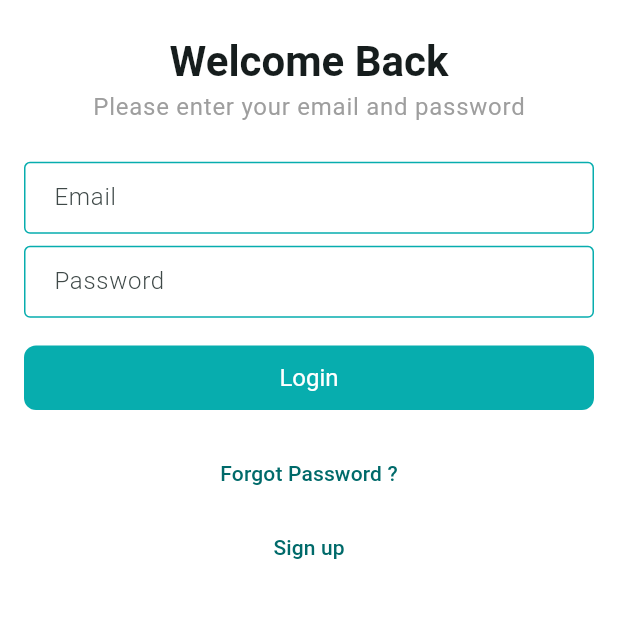
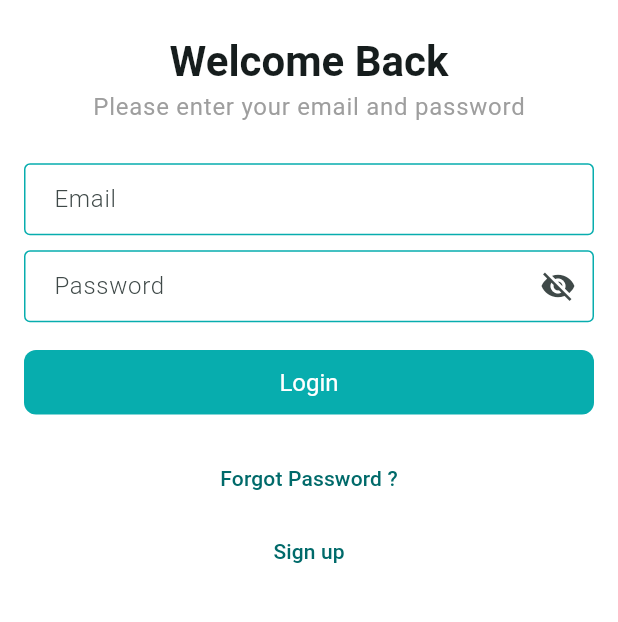
Before and after one commit to hemusyl/ost_ecommerce, a Flutter app: the screen it shows after launch, after a tap on "Back to Login", on a phone screen of 412 x 824 dp, the part 254-876 px from its top. Run offline on Flutter 3.47's test engine with Material 3 defaults, Android fonts, the phone set to English and light mode, and no system bars; our stand-ins replace carousel_slider, email_validator, firebase_analytics, firebase_core, firebase_crashlytics, flutter_svg and 5 more; accounts and stored records are empty; network calls fail.

Commit message:
Added - eye icon button obscureText For password option

```diff
--- a/lib/features/auth/presentation/screens/sign_in_screen.dart
+++ b/lib/features/auth/presentation/screens/sign_in_screen.dart
@@ -1,6 +1,6 @@
+import 'package:email_validator/email_validator.dart';
 import 'package:flutter/material.dart';
 import 'package:get/get.dart';
-import 'package:get/get_core/src/get_main.dart';
 import 'package:ost_ecommerce/app/controllers/login_controller.dart';
 import 'package:ost_ecommerce/app/extensions/localization_extension.dart';
 import 'package:ost_ecommerce/features/auth/data/models/login_request_model.dart';
@@ -28,15 +28,22 @@ class _SignInScreenState extends State<SignInScreen> {
 
   final LoginController _loginController = Get.find<LoginController>();
 
+  final GlobalKey<FormState> _formKey = GlobalKey<FormState>();
+
+  bool _obscureText = true;
   @override
   Widget build(BuildContext context) {
     final textTheme = Theme.of(context).textTheme;
+    bool obscureText = true;
 
     return Scaffold(
       body: SafeArea(
         child: SingleChildScrollView(
           child: Padding(
             padding: const EdgeInsets.all(16),
+            child: Form(
+              key: _formKey,
+              autovalidateMode: AutovalidateMode.onUserInteraction,
               child: Column(
                 children: [
                   const SizedBox(height: 48),
@@ -50,16 +57,42 @@ class _SignInScreenState extends State<SignInScreen> {
                     context.localization.loginHeadline,
                     style: textTheme.bodyLarge?.copyWith(color: Colors.grey),
                   ),
-                const SizedBox(height: 24),
+                  const SizedBox(height: 25),
                   TextFormField(
                     controller: _emailTEController,
                     textInputAction: TextInputAction.next,
                     decoration: InputDecoration(hintText: 'Email'),
+                    validator:(String? value){
+                      String email = value ?? '';
+                      if(EmailValidator.validate(email) == false){
+                        return 'Enter a valid email';
+                      }
+                      return null;
+                    } ,
+
                   ),
-                const SizedBox(height: 8),
+                  const SizedBox(height: 10),
                   TextFormField(
                     controller: _passwordTEController,
-                  decoration: InputDecoration(hintText: 'Password'),
+                    obscureText: _obscureText,
+                    decoration: InputDecoration(hintText: 'Password',
+                      suffixIcon: IconButton(
+                        icon: Icon(
+                          obscureText ? Icons.visibility_off : Icons.visibility,
+                        ), onPressed: () {
+                          setState(() {
+                            _obscureText = !_obscureText;
+                          });
+                      },
+
+                    ),
+                  ),
+                    validator:(String? value){
+                      if((value?.length ?? 0) <= 4){
+                        return 'Enter a valid Password';
+                      }
+                      return null;
+                    } ,
                   ),
                   const SizedBox(height: 16),
                   GetBuilder<LoginController>(
@@ -91,13 +124,14 @@ class _SignInScreenState extends State<SignInScreen> {
             ),
           ),
         ),
+      ),
     );
   }
 
   void _onTapLoginButton() {
-    // TODO : Validate Form
-
+    if(_formKey.currentState!.validate()){
       _signIn();
+    }
   }
 
   Future<void> _signIn() async {
--- a/lib/features/auth/presentation/screens/sign_up_screen.dart
+++ b/lib/features/auth/presentation/screens/sign_up_screen.dart
@@ -27,6 +27,8 @@ class _SignUpScreenState extends State<SignUpScreen> {
   final TextEditingController _mobileTEController = TextEditingController();
   final TextEditingController _addressTEController = TextEditingController();
   final TextEditingController _passwordTEController = TextEditingController();
+
+  final GlobalKey<FormState> _formKey = GlobalKey<FormState>();
 
   final SignUpController _signUpController = Get.find<SignUpController>();
 
```
Lines whose indentation alone changed are shown as unchanged.
